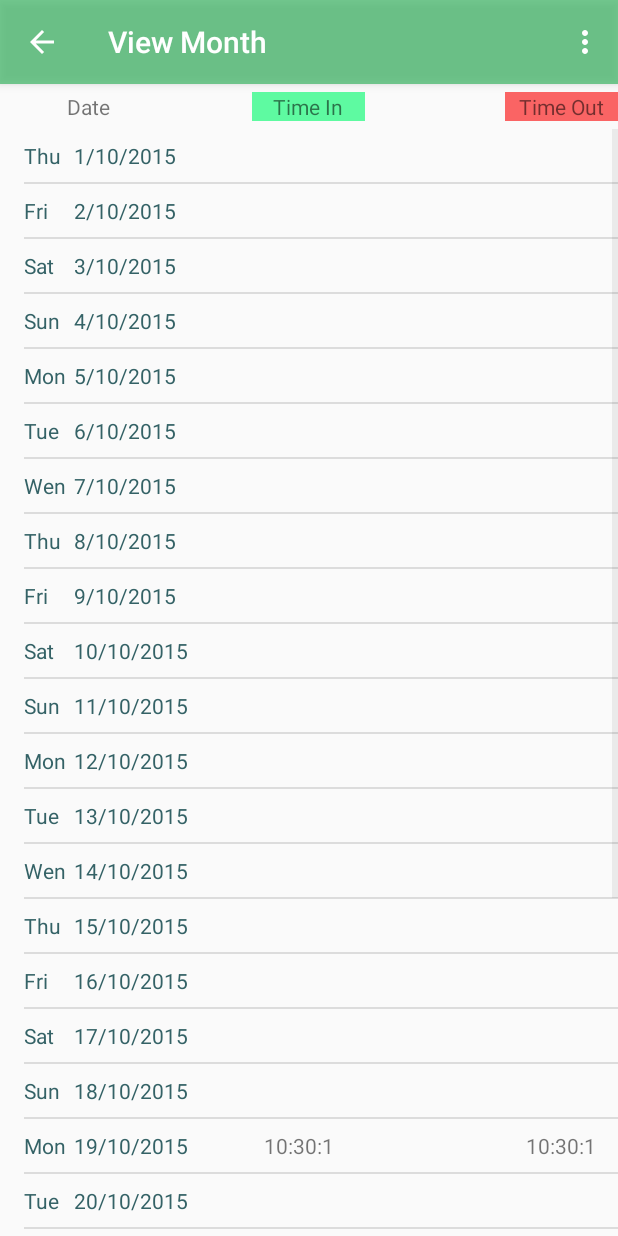
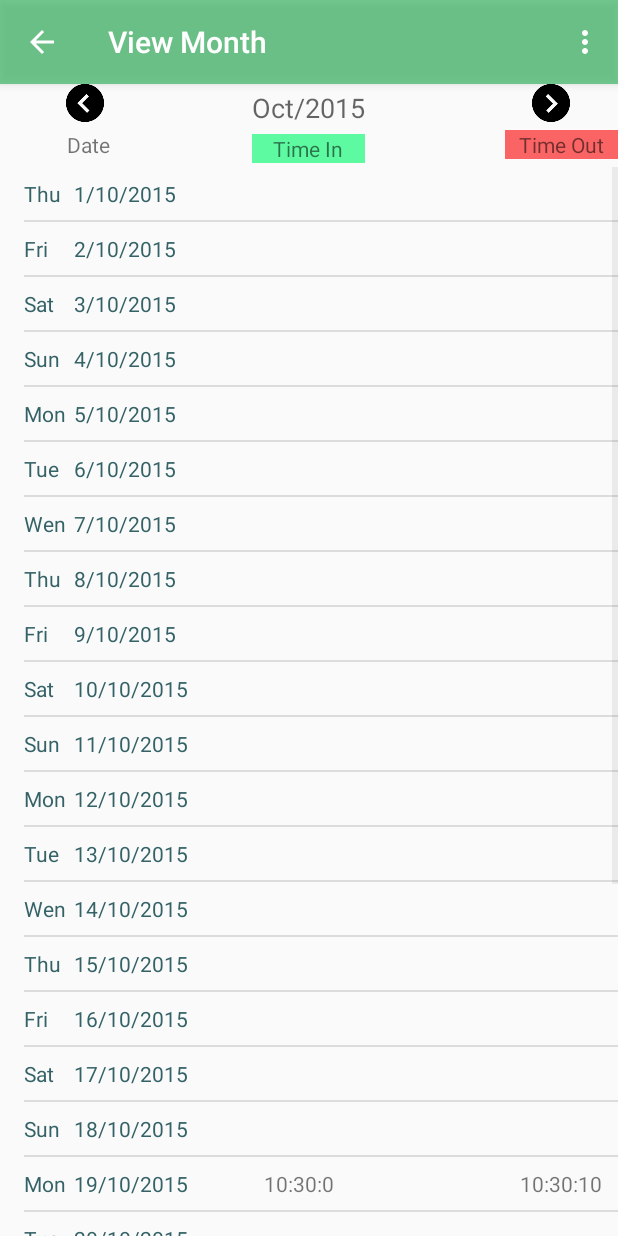
Before and after one commit to MazinTok/AndroidStudioProjects, an Android app: the ShawMonth2Activity screen opened directly, with no data from a screen before it, on a phone screen of 412 x 824 dp. Run offline under Robolectric (Android 15) with nearby library versions, the phone set to English and light mode, and no system bars.

Commit message:
adding months tx adding prev and next btn

```diff
--- a/FingerPrint/app/src/main/java/com/mazinaltokhais/WorkingLogs/ShawMonth2Activity.java
+++ b/FingerPrint/app/src/main/java/com/mazinaltokhais/WorkingLogs/ShawMonth2Activity.java
@@ -4,7 +4,10 @@ import android.os.Bundle;
 import android.support.v7.app.ActionBarActivity;
 import android.view.Menu;
 import android.view.MenuItem;
+import android.view.View;
+import android.widget.ImageButton;
 import android.widget.ListView;
+import android.widget.TextView;
 
 import com.mazinaltokhais.WorkingLogs.MazinListView.CustomListAdapter;
 
@@ -18,27 +21,73 @@ public class ShawMonth2Activity extends ActionBarActivity {
     DatabaseHandler db;
     List<FPlogsResult> NewsResList;
     ListView listview;
+    TextView MonthTxtView;
+    ImageButton PrevButton;
+    ImageButton NextButton;
+    int AddNumber;
     @Override
     protected void onCreate(Bundle savedInstanceState) {
         super.onCreate(savedInstanceState);
         setContentView(R.layout.activity_shaw_month2);
 
         listview = (ListView) findViewById(R.id.listView);
+        MonthTxtView = (TextView) findViewById(R.id.textView4);
         NewsResList = new ArrayList<FPlogsResult>();
-        initializeView();
+        AddNumber = 0;
+
+        initializeView(AddNumber);
+
+        PrevButton = (ImageButton) findViewById(R.id.PrevImageB);
+        NextButton = (ImageButton) findViewById(R.id.NextImageB);
+
+        PrevButton.setOnClickListener(new View.OnClickListener() {
+
+            @Override
+            public void onClick(View v) {
+                AddNumber--;
+                initializeView(AddNumber);
+            }
+        });
+
+        NextButton.setOnClickListener(new View.OnClickListener() {
+
+            @Override
+            public void onClick(View v) {
+                AddNumber++;
+                initializeView(AddNumber);
+            }
+        });
 
     }
 
-    public void initializeView() {
+    public void initializeView(int addNumber) {
         db = new DatabaseHandler(this);
         String log3 = "";
         Calendar calendar  = Calendar.getInstance();
-        int month = calendar.get(Calendar.MONTH)+1;
+        int month = calendar.get(Calendar.MONTH)+1 + addNumber;
+
+
         int day = calendar.get(Calendar.DAY_OF_MONTH);
         int year = calendar.get(Calendar.YEAR);
 
+        if (month == 0)
+        {
+            month = 12;
+        }
+        else if (month/12 > 1)
+        {
+            year++;
 
+        }else if(month/12 < 0) {
+            year--;
+        }
 
+        month = month % 12;
+
+        // String monthstr = calendar.getDisplayName(Calendar.MONTH, Calendar.LONG, Locale.getDefault());
+        MonthTxtView.setText(getMonthName(month) + "/" + String.valueOf(year));
+
+//calendar.getn
         for (int i = 1 ; i <30 ; i++)
         {
             List<FPlogs> CheckinLogsByDay = (List<FPlogs>) db.getFPlogsByDateAndtype(String.valueOf(i), String.valueOf(month), "0");
@@ -142,4 +191,45 @@ public class ShawMonth2Activity extends ActionBarActivity {
 
         return super.onOptionsItemSelected(item);
     }
+    public static String getMonthName(int month){
+        switch(month){
+            case 1:
+                return "Jan";
+
+            case 2:
+                return "Feb";
+
+            case 3:
+                return "Mar";
+
+            case 4:
+                return "Apr";
+
+            case 5:
+                return "May";
+
+            case 6:
+                return "Jun";
+
+            case 7:
+                return "Jul";
+
+            case 8:
+                return "Aug";
+
+            case 9:
+                return "Sep";
+
+            case 10:
+                return "Oct";
+
+            case 11:
+                return "Nov";
+
+            case 12:
+                return "Dec";
+        }
+
+        return "";
+    }
 }
--- a/FingerPrint/app/src/main/res/layout/activity_shaw_month2.xml
+++ b/FingerPrint/app/src/main/res/layout/activity_shaw_month2.xml
@@ -3,6 +3,40 @@
     android:layout_height="match_parent" android:paddingLeft="@dimen/activity_horizontal_margin"
 
     tools:context="com.mazinaltokhais.WorkingLogs.ShawMonth2Activity">
+
+    <ImageButton
+        android:layout_width="25dp"
+        android:layout_height="25dp"
+        android:id="@+id/PrevImageB"
+        android:layout_alignParentTop="true"
+        android:layout_alignRight="@+id/textView"
+        android:layout_alignEnd="@+id/textView"
+        android:layout_marginRight="32dp"
+        android:layout_marginEnd="32dp"
+
+        android:background="@drawable/previce_btn" />
+
+    <TextView
+        android:layout_width="wrap_content"
+        android:layout_height="wrap_content"
+        android:textAppearance="?android:attr/textAppearanceMedium"
+        android:text="Medium Text"
+        android:id="@+id/textView4"
+        android:layout_alignParentBottom="false"
+        android:layout_centerHorizontal="true"
+        android:layout_alignParentTop="true"
+        android:layout_marginTop="3dp" />
+
+    <ImageButton
+        android:layout_width="25dp"
+        android:layout_height="25dp"
+        android:id="@+id/NextImageB"
+        android:layout_alignParentTop="true"
+        android:layout_marginRight="32dp"
+        android:layout_marginEnd="32dp"
+        android:layout_alignParentRight="true"
+        android:layout_alignParentEnd="true"
+        android:background="@drawable/next_btn" />
 
     <TextView
         android:layout_width="85dp"
@@ -13,9 +47,10 @@
         android:layout_alignParentBottom="false"
 
         android:layout_alignParentLeft="true"
-        android:layout_alignParentTop="true"
+        android:layout_alignParentTop="false"
         android:gravity="center"
-        android:layout_marginTop="5dp" />
+        android:layout_marginTop="5dp"
+        android:layout_below="@+id/PrevImageB" />
 
     <TextView
         android:layout_width="75dp"
@@ -25,11 +60,12 @@
         android:id="@+id/textView2"
         android:layout_alignParentBottom="false"
         android:layout_alignParentLeft="false"
-        android:layout_alignParentTop="true"
+        android:layout_alignParentTop="false"
         android:layout_centerHorizontal="true"
         android:gravity="center"
         android:background="#ff5efaa1"
-        android:layout_marginTop="5dp" />
+        android:layout_marginTop="5dp"
+        android:layout_below="@+id/textView4" />
 
     <TextView
         android:layout_width="75dp"
@@ -39,11 +75,12 @@
         android:id="@+id/textView3"
         android:layout_alignParentBottom="false"
         android:layout_alignParentLeft="false"
-        android:layout_alignParentTop="true"
+        android:layout_alignParentTop="false"
         android:layout_alignParentRight="true"
         android:gravity="center"
         android:background="#fffa6464"
-        android:layout_marginTop="5dp" />
+        android:layout_marginTop="5dp"
+        android:layout_below="@+id/NextImageB" />
 
     <ListView
         android:layout_width="wrap_content"
```
Also changed, not shown: FingerPrint/app/src/main/res/drawable/next_btn.png (added), FingerPrint/app/src/main/res/drawable/previce_btn.png (added).
